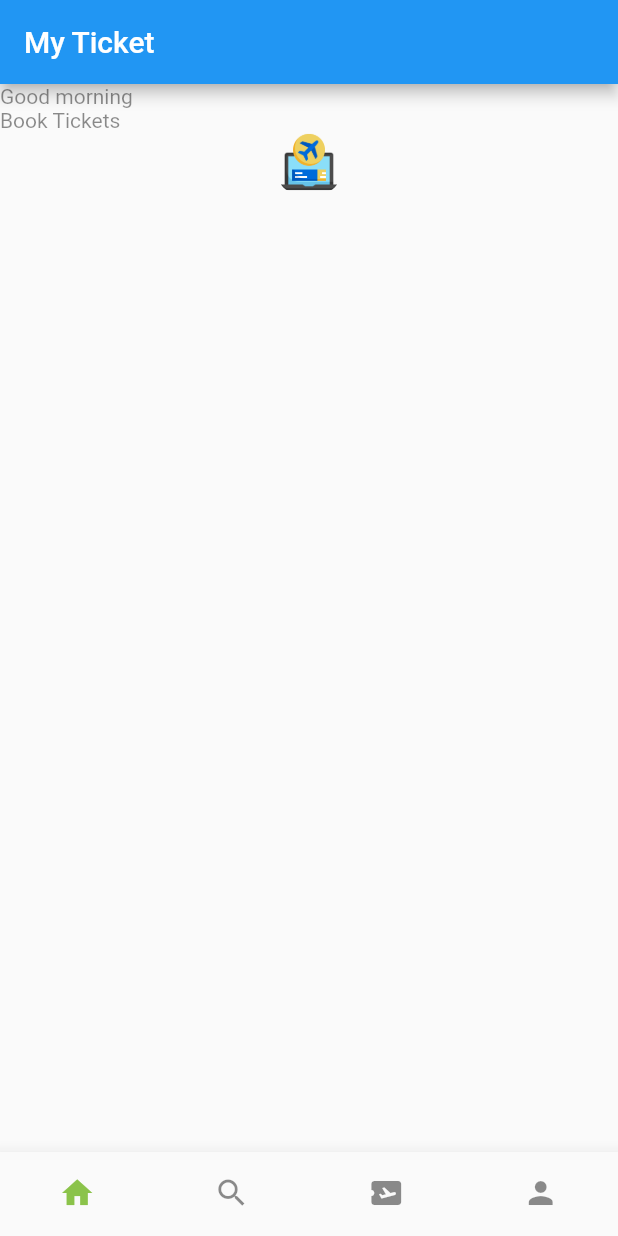
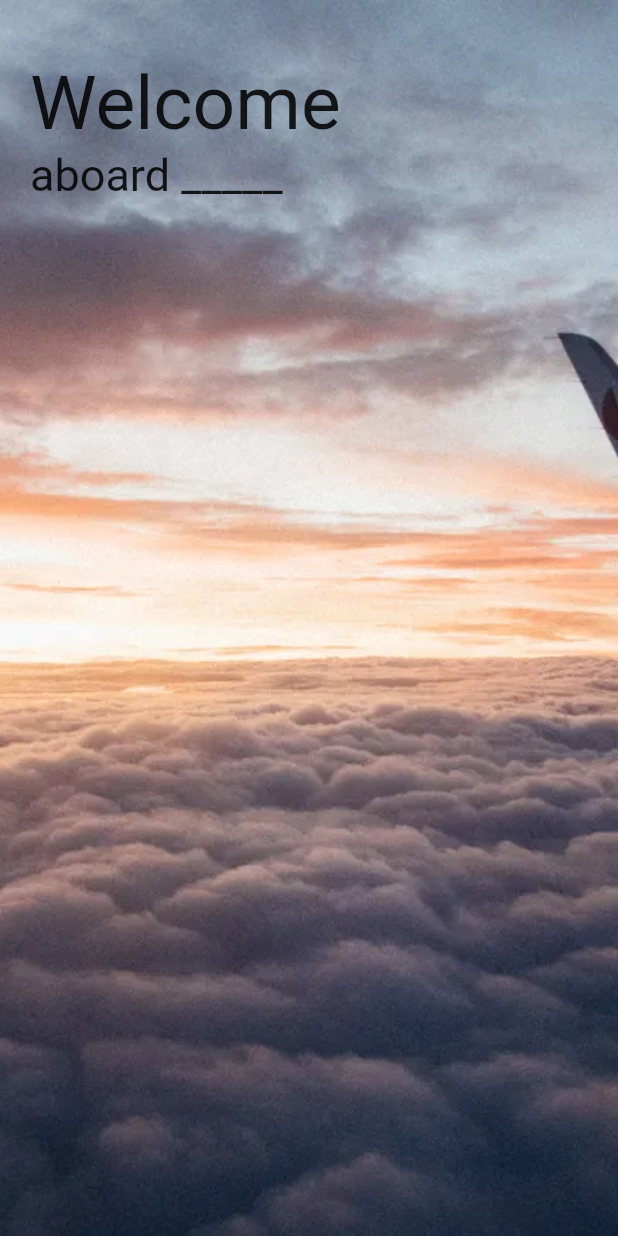
Before and after one commit to home-22/booking_app, a Flutter app: the screen it shows after launch, on a phone screen of 412 x 824 dp. Run offline on Flutter 3.47's test engine with Material 2 defaults, Android fonts, the phone set to English and light mode, and no system bars.

Commit message:
booking_app

```diff
--- a/lib/bottom_bar.dart
+++ /dev/null
@@ -1,57 +0,0 @@
-import 'package:booking_app/screens/home_screen.dart';
-import 'package:flutter/material.dart';
-
-class BottomBar extends StatefulWidget {
-  const BottomBar({Key? key}) : super(key: key);
-
-  @override
-  State<BottomBar> createState() => _BottomBarState();
-}
-
-class _BottomBarState extends State<BottomBar> {
-  int selectedIndex = 0;
-  List pages = [
-    const HomeScreen(),
-    const Text('Search'),
-    const Text('Tickets'),
-    const Text('Profile'),
-  ];
-  void onItem(int index) {
-    setState(() {
-      selectedIndex = index;
-    });
-  }
-
-  @override
-  Widget build(BuildContext context) {
-    return Scaffold(
-      appBar: AppBar(
-        title: const Text(
-          'My Ticket',
-        ),
-      ),
-      body: Center(
-        child: pages[selectedIndex],
-      ),
-      bottomNavigationBar: BottomNavigationBar(
-          onTap: onItem,
-          currentIndex: selectedIndex,
-          elevation: 10,
-          showSelectedLabels: false,
-          showUnselectedLabels: false,
-          selectedItemColor: Colors.lightGreen,
-          unselectedItemColor: Colors.black45,
-          type: BottomNavigationBarType.fixed,
-          items: const [
-            BottomNavigationBarItem(
-              icon: Icon(Icons.home),
-              label: 'Home',
-            ),
-            BottomNavigationBarItem(icon: Icon(Icons.search), label: 'Search'),
-            BottomNavigationBarItem(
-                icon: Icon(Icons.airplane_ticket), label: 'Ticket'),
-            BottomNavigationBarItem(icon: Icon(Icons.person), label: 'Profile'),
-          ]),
-    );
-  }
-}
--- a/lib/main.dart
+++ b/lib/main.dart
@@ -1,4 +1,4 @@
-import 'package:booking_app/bottom_bar.dart';
+import 'package:booking_app/screens/home_screen.dart';
 import 'package:flutter/material.dart';
 
 void main() {
@@ -16,7 +16,7 @@ class MyApp extends StatelessWidget {
       theme: ThemeData(
         primarySwatch: Colors.blue,
       ),
-      home: const BottomBar(),
+      home: const HomeScreen(),
     );
   }
 }
--- a/lib/screens/home_screen.dart
+++ b/lib/screens/home_screen.dart
@@ -1,3 +1,5 @@
+import 'dart:ui';
+
 import 'package:flutter/material.dart';
 
 class HomeScreen extends StatefulWidget {
@@ -11,44 +13,31 @@ class _HomeScreenState extends State<HomeScreen> {
   @override
   Widget build(BuildContext context) {
     return Scaffold(
-      body: ListView(
-        children: [
-          Container(
-            child: Column(
-              children: [
-                Row(
-                  mainAxisAlignment: MainAxisAlignment.spaceBetween,
+      body: Container(
+        padding: const EdgeInsets.only(top: 40, left: 20),
+        child: Row(
           children: [
             Column(
               crossAxisAlignment: CrossAxisAlignment.start,
               children: const [
                 Text(
-                          'Good morning',
-                          style: TextStyle(color: Colors.black45),
+                  'Welcome',
+                  style: TextStyle(fontSize: 50),
                 ),
                 Text(
-                          'Book Tickets',
-                          style: TextStyle(color: Colors.black45),
-                        ),
+                  'aboard _____',
+                  style: TextStyle(fontSize: 30),
+                )
               ],
             ),
           ],
         ),
-                Container(
-                  height: 40,
-                  width: 40,
-                  decoration: BoxDecoration(
-                    borderRadius: BorderRadius.circular(10),
-                    image: const DecorationImage(
-                      fit: BoxFit.cover,
-                      image: AssetImage('images/logo.png'),
+        width: double.maxFinite,
+        height: double.maxFinite,
+        decoration: const BoxDecoration(
+          image: DecorationImage(
+              image: AssetImage('images/home.png'), fit: BoxFit.cover),
         ),
-                  ),
-                ),
-              ],
-            ),
-          ),
-        ],
       ),
     );
   }
```
Also changed, not shown: images/home.png (added), images/logo.png (deleted). Lines whose indentation alone changed are shown as unchanged.
